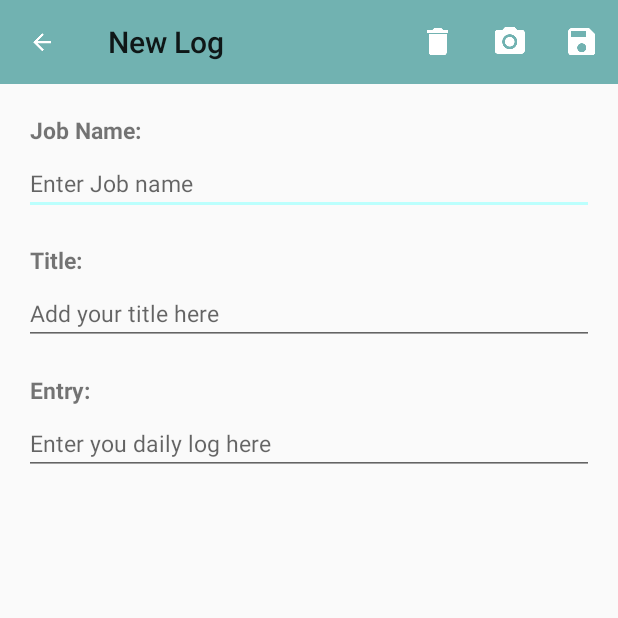
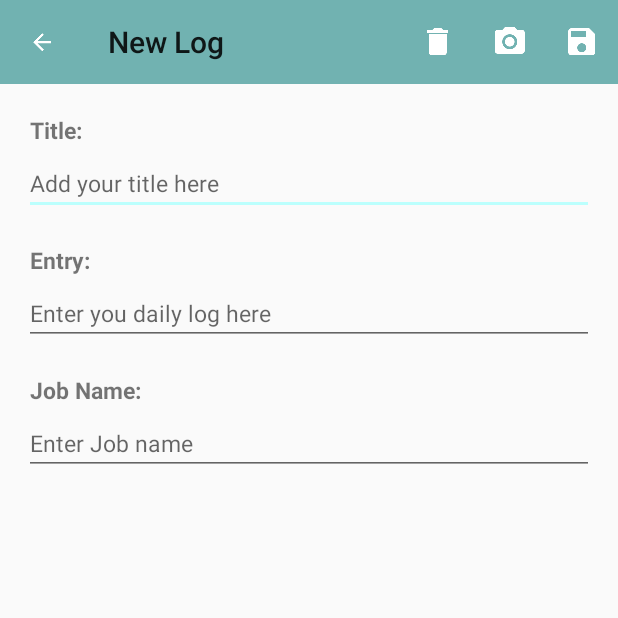
Before and after one commit to imherolddev/DailyLogKeeper, an Android app: the NewLogActivity screen opened directly, with no data from a screen before it, on a phone screen of 412 x 824 dp, the top half of it. Run offline under Robolectric (Android 15) with nearby library versions, the light colour scheme and no system bars.

Commit message:
Fixing gradle project and some view improvements.

```diff
--- a/app/src/main/res/layout/activity_new_log.xml
+++ b/app/src/main/res/layout/activity_new_log.xml
@@ -11,45 +11,27 @@
         android:layout_height="wrap_content"
         android:minHeight="?attr/actionBarSize"
         android:background="?attr/colorPrimary"
-        android:navigationIcon="@drawable/ic_arrow_back_white"/>
+        android:navigationIcon="@drawable/ic_arrow_back_white" />
 
-    <FrameLayout
-        android:layout_width="match_parent"
-        android:layout_height="wrap_content">
-
-        <ScrollView xmlns:android="http://schemas.android.com/apk/res/android"
-                    xmlns:tools="http://schemas.android.com/tools"
+    <ScrollView
         android:layout_width="match_parent"
         android:layout_height="match_parent"
         android:paddingLeft="@dimen/activity_horizontal_margin"
         android:paddingRight="@dimen/activity_horizontal_margin"
         android:paddingTop="@dimen/activity_vertical_margin"
-                    tools:context="com.imherolddev.dailylogkeeper.activities.NewLogActivity">
+        android:scrollbars="none">
 
-            <RelativeLayout
-                android:layout_width="match_parent"
-                android:layout_height="wrap_content">
-
-                <EditText
-                    android:id="@+id/et_entry"
+        <LinearLayout
             android:layout_width="match_parent"
             android:layout_height="wrap_content"
-                    android:layout_marginBottom="@dimen/listview_margin"
-                    android:layout_alignLeft="@+id/et_title"
-                    android:layout_below="@+id/tv_entry"
-                    android:ems="10"
-                    android:hint="@string/et_hint_entry"
-                    android:inputType="textMultiLine|textCapSentences"
-                    android:textSize="@dimen/tv_text_size"/>
+            android:orientation="vertical">
 
             <TextView
-                    android:id="@+id/tv_entry"
+                android:id="@+id/tv_title"
                 android:layout_width="wrap_content"
                 android:layout_height="wrap_content"
                 android:padding="@dimen/tv_padding"
-                    android:layout_alignLeft="@+id/tv_title"
-                    android:layout_below="@+id/et_title"
-                    android:text="@string/tv_log_entry"
+                android:text="@string/tv_log_title"
                 android:textSize="@dimen/tv_text_size"
                 android:textStyle="bold"/>
 
@@ -58,51 +40,52 @@
                 android:layout_width="match_parent"
                 android:layout_height="wrap_content"
                 android:layout_marginBottom="@dimen/listview_margin"
-                    android:layout_alignLeft="@+id/tv_entry"
-                    android:layout_below="@+id/tv_title"
                 android:ems="10"
                 android:hint="@string/et_hint_title"
                 android:textSize="@dimen/tv_text_size"
                 android:inputType="textCapWords"/>
 
             <TextView
+                android:id="@+id/tv_entry"
+                android:layout_width="wrap_content"
+                android:layout_height="wrap_content"
+                android:padding="@dimen/tv_padding"
+                android:text="@string/tv_log_entry"
+                android:textSize="@dimen/tv_text_size"
+                android:textStyle="bold"/>
+
+            <EditText
+                android:id="@+id/et_entry"
+                android:layout_width="match_parent"
+                android:layout_height="wrap_content"
+                android:layout_marginBottom="@dimen/listview_margin"
+                android:ems="10"
+                android:hint="@string/et_hint_entry"
+                android:inputType="textMultiLine|textCapSentences"
+                android:textSize="@dimen/tv_text_size" />
+
+
+            <TextView
                 android:id="@+id/tv_job"
                 android:layout_width="wrap_content"
                 android:layout_height="wrap_content"
                 android:padding="@dimen/tv_padding"
-                    android:layout_alignParentLeft="true"
-                    android:layout_alignParentTop="true"
                 android:text="@string/tv_job"
                 android:textSize="@dimen/tv_text_size"
-                    android:textStyle="bold"/>
+                android:textStyle="bold" />
 
             <AutoCompleteTextView
                 android:id="@+id/et_job_name"
                 android:layout_width="match_parent"
                 android:layout_height="wrap_content"
                 android:layout_marginBottom="@dimen/listview_margin"
-                    android:layout_below="@+id/tv_job"
-                    android:layout_centerHorizontal="true"
                 android:ems="10"
                 android:hint="@string/et_job_hint"
                 android:textSize="@dimen/tv_text_size"
-                    android:inputType="textCapWords"/>
+                android:inputType="textCapWords" />
 
-                <TextView
-                    android:id="@+id/tv_title"
-                    android:layout_width="wrap_content"
-                    android:layout_height="wrap_content"
-                    android:padding="@dimen/tv_padding"
-                    android:layout_alignLeft="@+id/et_job_name"
-                    android:layout_below="@+id/et_job_name"
-                    android:text="@string/tv_log_title"
-                    android:textSize="@dimen/tv_text_size"
-                    android:textStyle="bold"/>
-
-            </RelativeLayout>
+        </LinearLayout>
 
     </ScrollView>
 
-    </FrameLayout>
-
 </LinearLayout>
--- a/build.gradle
+++ b/build.gradle
@@ -5,7 +5,7 @@ buildscript {
         jcenter()
     }
     dependencies {
-        classpath 'com.android.tools.build:gradle:0.14.1'
+        classpath 'com.android.tools.build:gradle:1.0.0'
 
         // NOTE: Do not place your application dependencies here; they belong
         // in the individual module build.gradle files
```
Also changed, not shown: app/src/main/res/layout-land/fragment_main.xml (+6 -2 lines), app/src/main/res/layout/fragment_main.xml (+8 -3 lines), gradle/wrapper/gradle-wrapper.properties, 1 other file. Lines whose indentation alone changed are shown as unchanged.
